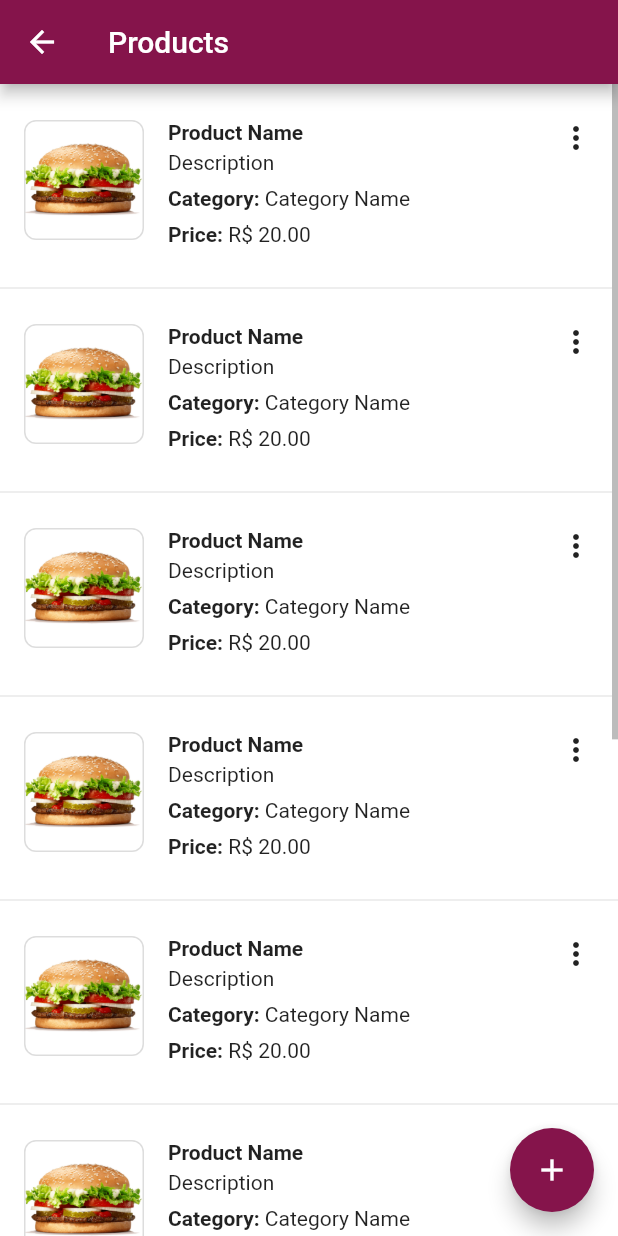
After one commit to oiesc/trabalho-fullstack-admin-app, a Flutter app: the screen it shows after launch, after a tap on "Products", on a phone screen of 412 x 824 dp. The commit adds this screen. Run offline on Flutter 3.47's test engine with Material 2 defaults, Android fonts, the phone set to English and light mode, and no system bars; Roboto replaces fonts that are missing (Montserrat).

Commit message:
feat: create product list

```diff
--- a/lib/main.dart
+++ b/lib/main.dart
@@ -1,5 +1,7 @@
 import 'package:adminapp/resources/global_colors.dart';
-import 'package:adminapp/views/home/index.dart';
+import 'package:adminapp/views/home/home.dart';
+import 'package:adminapp/views/order/order.dart';
+import 'package:adminapp/views/product/product.dart';
 import 'package:flutter/material.dart';
 
 void main() {
@@ -21,11 +23,23 @@ class MyApp extends StatelessWidget {
           primaryColor: GlobalColors.maroon,
           scaffoldBackgroundColor: GlobalColors.white,
           appBarTheme: const AppBarTheme(backgroundColor: GlobalColors.maroon),
+          elevatedButtonTheme: ElevatedButtonThemeData(
+            style: ElevatedButton.styleFrom(
+              minimumSize: const Size(152, 56),
+              shape: const StadiumBorder(),
+              backgroundColor: GlobalColors.maroon,
+              padding: const EdgeInsets.all(16),
+            ),
+          ),
+          floatingActionButtonTheme: const FloatingActionButtonThemeData(
+              backgroundColor: GlobalColors.maroon),
           primarySwatch: Colors.blue,
         ),
         initialRoute: '/',
         routes: {
           '/': (context) => const HomeScreen(),
+          '/products': (context) => const ProductScreen(),
+          '/orders': (context) => const OrderScreen(),
         });
   }
 }
--- a/lib/views/home/index.dart
+++ b/lib/views/home/home.dart
@@ -22,7 +22,7 @@ class _HomeScreenState extends State<HomeScreen> {
                 ),
                 IconWidget(type: "orders")
               ],
-            )
+            ),
           ],
         ));
   }
@@ -50,6 +50,10 @@ class IconWidget extends StatelessWidget {
           color: type == "products" ? GlobalColors.orange : GlobalColors.green,
           borderRadius: BorderRadius.circular(8),
         ),
+        child: InkWell(
+          borderRadius: BorderRadius.circular(8),
+          onTap: () => Navigator.pushNamed(
+              context, type == "products" ? "/products" : "/orders"),
           child: Row(crossAxisAlignment: CrossAxisAlignment.center, children: [
             Padding(
               padding: const EdgeInsets.symmetric(horizontal: 8),
@@ -83,6 +87,7 @@ class IconWidget extends StatelessWidget {
               ),
             ),
           ]),
+        ),
       ),
     );
   }
--- /dev/null
+++ b/lib/views/order/order.dart
@@ -0,0 +1,17 @@
+import 'package:flutter/material.dart';
+
+class OrderScreen extends StatefulWidget {
+  const OrderScreen({super.key});
+
+  @override
+  State<OrderScreen> createState() => _OrderScreenState();
+}
+
+class _OrderScreenState extends State<OrderScreen> {
+  @override
+  Widget build(BuildContext context) {
+    return Scaffold(
+      appBar: AppBar(title: const Text('Orders')),
+    );
+  }
+}
--- /dev/null
+++ b/lib/views/product/product.dart
@@ -0,0 +1,171 @@
+import 'package:adminapp/resources/global_colors.dart';
+import 'package:flutter/material.dart';
+
+class ProductScreen extends StatefulWidget {
+  const ProductScreen({super.key});
+
+  @override
+  State<ProductScreen> createState() => _ProductScreenState();
+}
+
+class _ProductScreenState extends State<ProductScreen> {
+  @override
+  Widget build(BuildContext context) {
+    return Scaffold(
+      appBar: AppBar(title: const Text('Products')),
+      body: Scrollbar(
+        thumbVisibility: true,
+        child: ListView.builder(
+          itemCount: 10,
+          itemBuilder: (context, index) => Column(
+            children: [
+              ProductWidget(
+                index: index,
+                name: "Product Name",
+                description: "Description",
+                category: "Category Name",
+                price: "R\$ 20.00",
+              ),
+              if (index == 9)
+                const SizedBox(
+                  height: 80,
+                )
+            ],
+          ),
+        ),
+      ),
+      floatingActionButton: FloatingActionButton(
+        onPressed: () {},
+        child: const Icon(
+          Icons.add,
+        ),
+      ),
+    );
+  }
+}
+
+class ProductWidget extends StatelessWidget {
+  const ProductWidget({
+    Key? key,
+    required this.index,
+    required this.name,
+    required this.description,
+    required this.category,
+    required this.price,
+    this.photo,
+  }) : super(key: key);
+
+  final int index;
+  final String name;
+  final String description;
+  final String category;
+  final String price;
+  final String? photo;
+
+  @override
+  Widget build(BuildContext context) {
+    return Column(
+      children: [
+        if (index > 0)
+          const Divider(
+            color: GlobalColors.silver,
+          ),
+        Container(
+          margin: EdgeInsets.only(
+              left: 8, right: 8, bottom: 8, top: index > 0 ? 8 : 16),
+          width: MediaQuery.of(context).size.width,
+          child: Row(
+              mainAxisAlignment: MainAxisAlignment.start,
+              crossAxisAlignment: CrossAxisAlignment.start,
+              children: [
+                Container(
+                  margin: const EdgeInsets.all(8),
+                  height: 80,
+                  width: 80,
+                  decoration: BoxDecoration(
+                    borderRadius: BorderRadius.circular(8),
+                    border: Border.all(color: GlobalColors.silver),
+                    image: DecorationImage(
+                      fit: BoxFit.contain,
+                      image: photo != null
+                          ? NetworkImage(photo!)
+                          : const AssetImage("assets/images/burger.png")
+                              as ImageProvider,
+                    ),
+                  ),
+                ),
+                Expanded(
+                    child: Padding(
+                  padding: const EdgeInsets.all(8),
+                  child: Column(
+                      mainAxisAlignment: MainAxisAlignment.start,
+                      crossAxisAlignment: CrossAxisAlignment.start,
+                      children: [
+                        Text(
+                          name,
+                          style: const TextStyle(
+                            fontWeight: FontWeight.bold,
+                          ),
+                        ),
+                        Padding(
+                          padding: const EdgeInsets.symmetric(vertical: 4),
+                          child: Text(
+                            description,
+                          ),
+                        ),
+                        Padding(
+                          padding: const EdgeInsets.symmetric(vertical: 4),
+                          child: Text.rich(
+                            TextSpan(
+                              text: "Category: ",
+                              style:
+                                  const TextStyle(fontWeight: FontWeight.bold),
+                              children: [
+                                TextSpan(
+                                  text: category,
+                                  style: const TextStyle(
+                                    fontWeight: FontWeight.normal,
+                                  ),
+                                )
+                              ],
+                            ),
+                          ),
+                        ),
+                        Padding(
+                          padding: const EdgeInsets.symmetric(vertical: 4),
+                          child: Text.rich(
+                            TextSpan(
+                              text: "Price: ",
+                              style:
+                                  const TextStyle(fontWeight: FontWeight.bold),
+                              children: [
+                                TextSpan(
+                                  text: price,
+                                  style: const TextStyle(
+                                    fontWeight: FontWeight.normal,
+                                  ),
+                                )
+                              ],
+                            ),
+                          ),
+                        ),
+                      ]),
+                )),
+                Center(
+                  child: InkWell(
+                    borderRadius: BorderRadius.circular(50),
+                    onTap: () => print("teste $index"),
+                    child: const Padding(
+                      padding: EdgeInsets.all(8.0),
+                      child: Icon(
+                        Icons.more_vert_outlined,
+                      ),
+                    ),
+                  ),
+                ),
+              ]),
+        ),
+      ],
+    );
+  }
+}
```
Also changed, not shown: assets/images/burger.png (added). Lines whose indentation alone changed are shown as unchanged.
